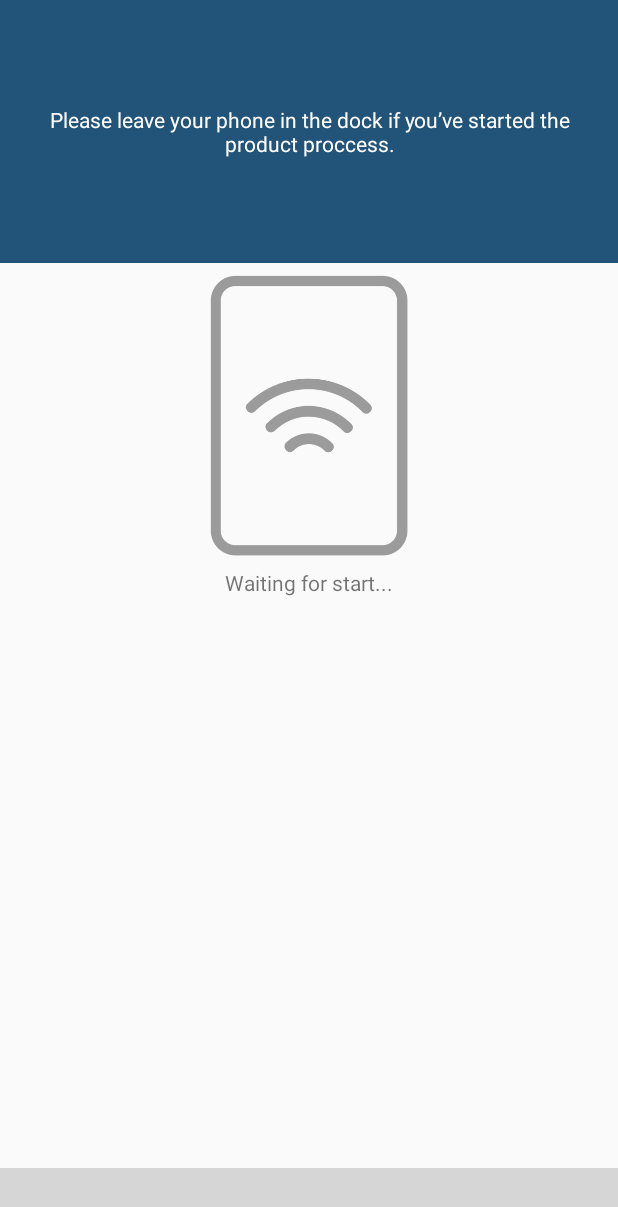
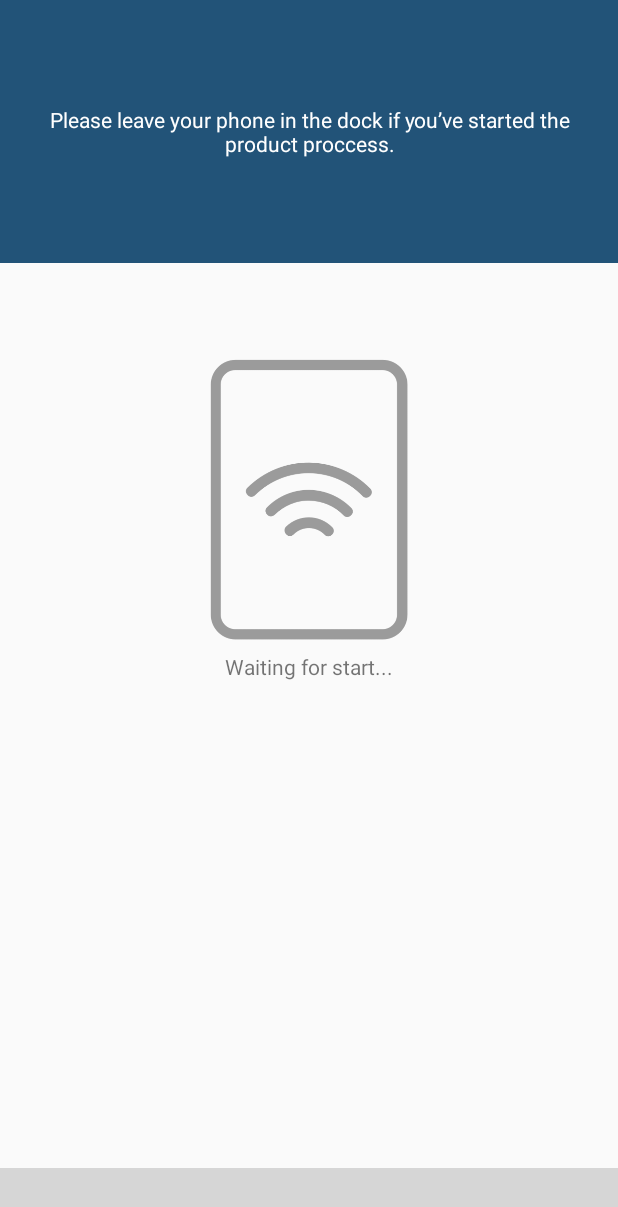
Before and after one commit to guillaime/TrackMyPrint, an Android app: the nfcActivity screen opened directly, with no data from a screen before it, on a phone screen of 412 x 824 dp. Shown: the top 1207 px of the screen. Run offline under Robolectric (Android 15) with nearby library versions, the phone set to English and light mode, and no system bars; grey boxes are pictures that could not be loaded.

Commit message:
Moved NFC image to center

```diff
--- a/app/src/main/res/layout/activity_nfc.xml
+++ b/app/src/main/res/layout/activity_nfc.xml
@@ -41,7 +41,7 @@
         android:layout_height="187dp"
         app:srcCompat="@drawable/nfc"
         android:id="@+id/nfcImage"
-        android:layout_marginTop="8dp"
+        android:layout_marginTop="64dp"
         app:layout_constraintTop_toBottomOf="@+id/top"
         android:layout_marginEnd="16dp"
         app:layout_constraintRight_toRightOf="parent"
```
